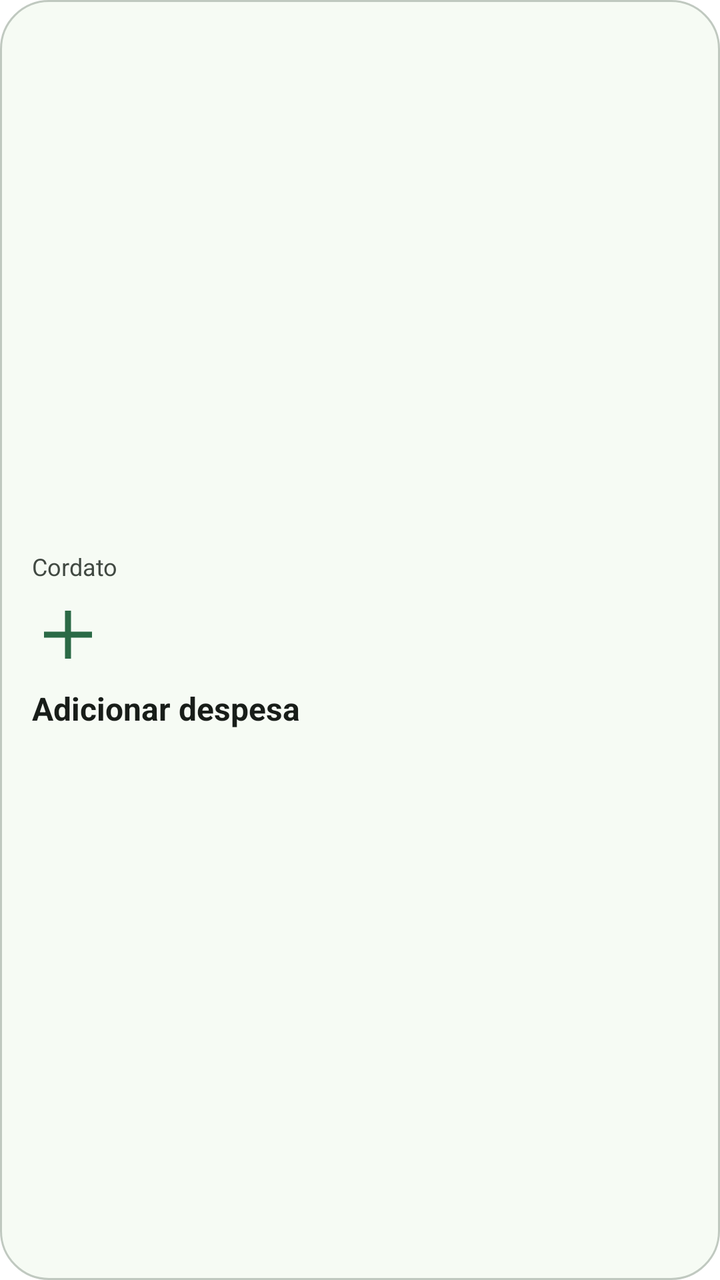
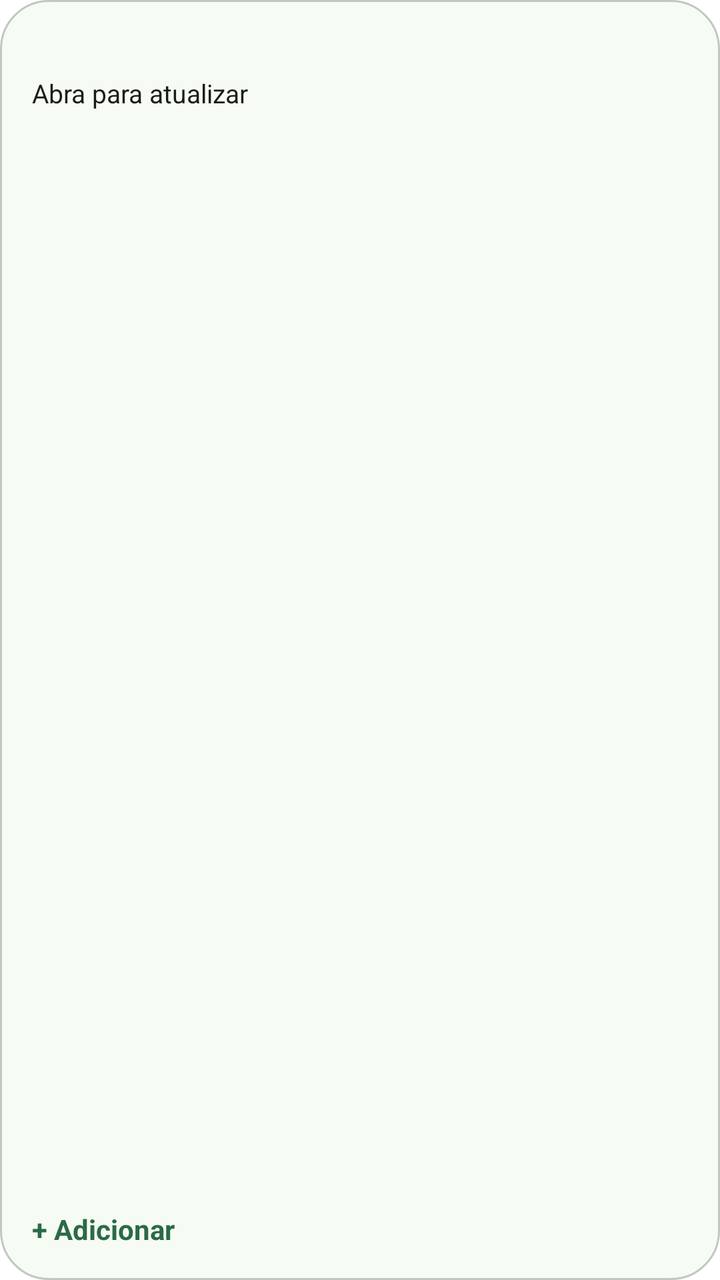

An Android layout rendered at two revisions. The XML below is the earlier revision; the diff shows what the commit changed to produce the second picture.
<!-- AndroidManifest.xml: fallback theme Theme.MaterialComponents.DayNight.NoActionBar -->
<!-- res/layout/add_expense_widget.xml -->
<?xml version="1.0" encoding="utf-8"?>
<LinearLayout xmlns:android="http://schemas.android.com/apk/res/android"
    android:id="@+id/add_expense_widget"
    android:layout_width="match_parent"
    android:layout_height="match_parent"
    android:orientation="vertical"
    android:gravity="center_vertical"
    android:padding="16dp"
    android:background="@drawable/add_expense_widget_background"
    android:contentDescription="@string/add_expense_widget_action">

    <TextView
        android:layout_width="match_parent"
        android:layout_height="wrap_content"
        android:text="Cordato"
        android:textSize="12sp"
        android:textColor="@color/widget_text_muted"
        android:importantForAccessibility="no" />

    <ImageView
        android:layout_width="36dp"
        android:layout_height="36dp"
        android:layout_marginTop="8dp"
        android:src="@drawable/add_expense_widget_plus"
        android:importantForAccessibility="no" />

    <TextView
        android:layout_width="match_parent"
        android:layout_height="wrap_content"
        android:layout_marginTop="8dp"
        android:text="@string/add_expense_widget_action"
        android:textSize="16sp"
        android:textStyle="bold"
        android:textColor="@color/widget_text"
        android:importantForAccessibility="no" />
</LinearLayout>
<!-- resources referenced by this layout -->
<resources>
  <color name="widget_text">#181D19</color>
  <color name="widget_text_muted">#414942</color>
  <!-- drawable add_expense_widget_background (drawable) -->
  <?xml version="1.0" encoding="utf-8"?>
  <shape xmlns:android="http://schemas.android.com/apk/res/android" android:shape="rectangle">
      <solid android:color="@color/widget_background" />
      <corners android:radius="24dp" />
      <stroke android:width="1dp" android:color="@color/widget_border" />
  </shape>
  <!-- drawable add_expense_widget_plus (drawable) -->
  <?xml version="1.0" encoding="utf-8"?>
  <vector xmlns:android="http://schemas.android.com/apk/res/android"
      android:width="36dp" android:height="36dp"
      android:viewportWidth="24" android:viewportHeight="24">
      <path android:fillColor="@color/widget_accent"
          android:pathData="M11,4h2v7h7v2h-7v7h-2v-7H4v-2h7z" />
  </vector>
  <string name="add_expense_widget_action">Adicionar despesa</string>
  <color name="widget_background">#F6FBF4</color>
  <color name="widget_border">#C0C9C0</color>
  <color name="widget_accent">#2B6A46</color>
</resources>

<!-- the commit's change to res/layout/add_expense_widget.xml (unified diff, before → after) -->
@@ -1,36 +1,59 @@
 <?xml version="1.0" encoding="utf-8"?>
-<LinearLayout xmlns:android="http://schemas.android.com/apk/res/android"
+<LinearLayout xmlns:tools="http://schemas.android.com/tools"
     android:id="@+id/add_expense_widget"
+    android:padding="16dp"
+    android:orientation="vertical"
+    android:gravity="top"
     android:layout_width="match_parent"
     android:layout_height="match_parent"
-    android:orientation="vertical"
-    android:gravity="center_vertical"
-    android:padding="16dp"
-    android:background="@drawable/add_expense_widget_background"
-    android:contentDescription="@string/add_expense_widget_action">
+    android:contentDescription="@string/add_expense_widget_action"
+    xmlns:android="http://schemas.android.com/apk/res/android"
+    android:background="@drawable/add_expense_widget_background" >
 
     <TextView
+        android:id="@+id/widget_month"
+        android:textSize="13sp"
         android:layout_width="match_parent"
         android:layout_height="wrap_content"
-        android:text="Cordato"
-        android:textSize="12sp"
-        android:textColor="@color/widget_text_muted"
-        android:importantForAccessibility="no" />
-
-    <ImageView
-        android:layout_width="36dp"
-        android:layout_height="36dp"
-        android:layout_marginTop="8dp"
-        android:src="@drawable/add_expense_widget_plus"
-        android:importantForAccessibility="no" />
+        android:importantForAccessibility="no"
+        android:textColor="@color/widget_text_muted" />
 
     <TextView
+        android:id="@+id/widget_total"
+        android:maxLines="1"
+        tools:targetApi="26"
+        android:textSize="16sp"
+        android:visibility="gone"
+        android:layout_height="26dp"
+        android:layout_marginTop="4dp"
+        android:autoSizeTextType="uniform"
+        android:autoSizeMinTextSize="10sp"
+        android:autoSizeMaxTextSize="16sp"
+        android:layout_width="match_parent"
+        android:autoSizeStepGranularity="1sp"
+        android:importantForAccessibility="no"
+        android:textColor="@color/widget_text" />
+
+    <TextView
+        android:id="@+id/widget_update_hint"
+        android:maxLines="2"
+        android:textSize="13sp"
+        android:layout_marginTop="4dp"
+        android:text="@string/widget_update_hint"
         android:layout_width="match_parent"
         android:layout_height="wrap_content"
+        android:importantForAccessibility="no"
+        android:textColor="@color/widget_text" />
+
+    <TextView
+        android:textSize="14sp"
+        android:textStyle="bold"
+        android:layout_weight="1"
+        android:layout_height="0dp"
         android:layout_marginTop="8dp"
-        android:text="@string/add_expense_widget_action"
-        android:textSize="16sp"
-        android:textStyle="bold"
-        android:textColor="@color/widget_text"
-        android:importantForAccessibility="no" />
+        android:gravity="bottom|start"
+        android:layout_width="match_parent"
+        android:importantForAccessibility="no"
+        android:text="@string/widget_add_action"
+        android:textColor="@color/widget_accent" />
 </LinearLayout>
<!-- resource entries referenced after the edit -->
@@ -9,15 +9,9 @@
       <corners android:radius="24dp" />
       <stroke android:width="1dp" android:color="@color/widget_border" />
   </shape>
-  <!-- drawable add_expense_widget_plus (drawable) -->
-  <?xml version="1.0" encoding="utf-8"?>
-  <vector xmlns:android="http://schemas.android.com/apk/res/android"
-      android:width="36dp" android:height="36dp"
-      android:viewportWidth="24" android:viewportHeight="24">
-      <path android:fillColor="@color/widget_accent"
-          android:pathData="M11,4h2v7h7v2h-7v7h-2v-7H4v-2h7z" />
-  </vector>
   <string name="add_expense_widget_action">Adicionar despesa</string>
+  <string name="widget_add_action">+ Adicionar</string>
+  <string name="widget_update_hint">Abra para atualizar</string>
   <color name="widget_background">#F6FBF4</color>
   <color name="widget_border">#C0C9C0</color>
   <color name="widget_accent">#2B6A46</color>
